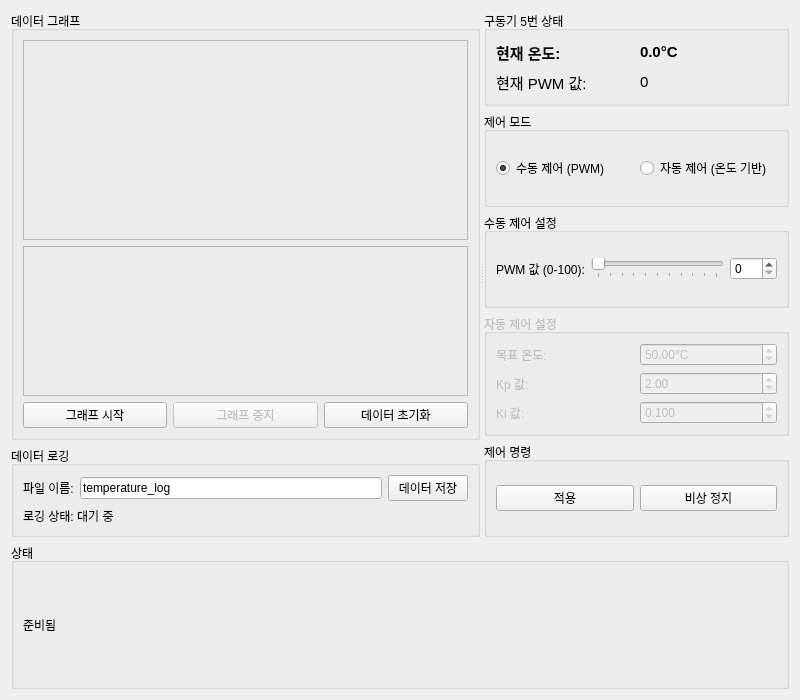
dongsus41/WR_ws, file src/wearable_robot_rqt_plugins/resource/actuator_control.ui: the form before one commit.
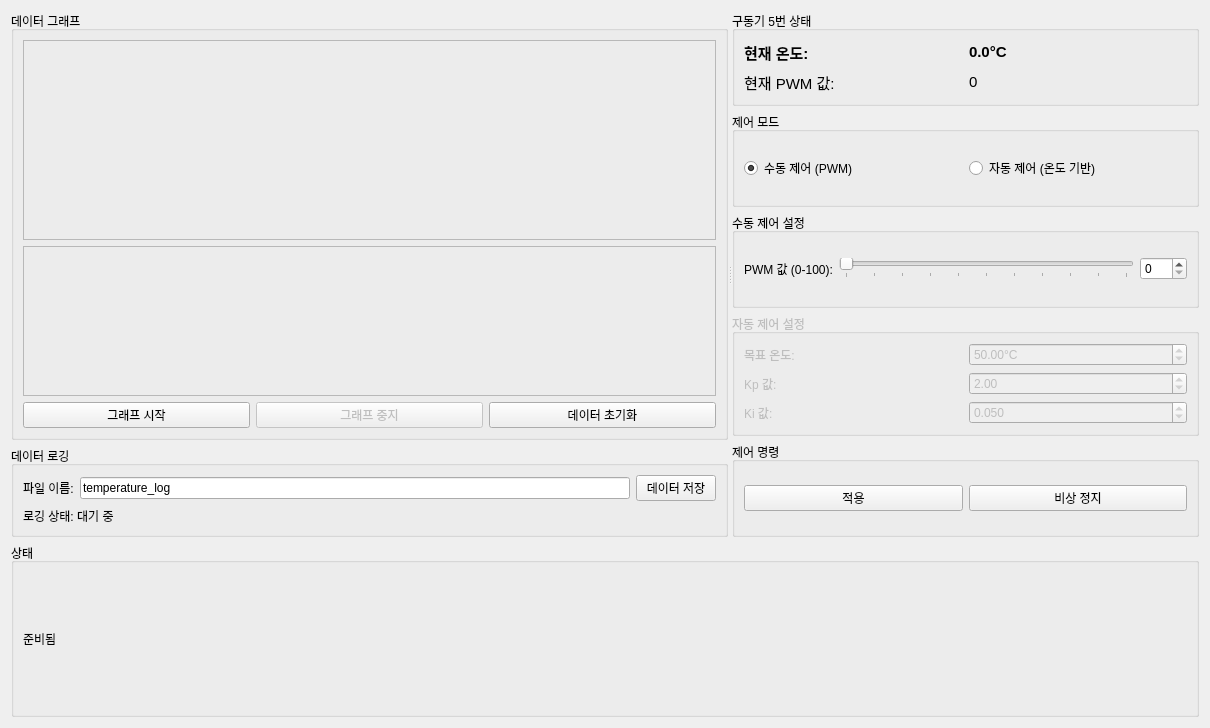
The form after the commit.

Patch:
```diff
--- a/src/wearable_robot_rqt_plugins/resource/actuator_control.ui
+++ b/src/wearable_robot_rqt_plugins/resource/actuator_control.ui
@@ -6,8 +6,8 @@
    <rect>
     <x>0</x>
     <y>0</y>
-    <width>800</width>
-    <height>700</height>
+    <width>1210</width>
+    <height>728</height>
    </rect>
   </property>
   <property name="windowTitle">
@@ -305,7 +305,7 @@
              <number>2</number>
             </property>
             <property name="minimum">
-             <double>0.100000000000000</double>
+             <double>0.000000000000000</double>
             </property>
             <property name="maximum">
              <double>10.000000000000000</double>
@@ -331,7 +331,7 @@
              <number>3</number>
             </property>
             <property name="minimum">
-             <double>0.001000000000000</double>
+             <double>0.000000000000000</double>
             </property>
             <property name="maximum">
              <double>1.000000000000000</double>
@@ -340,7 +340,7 @@
              <double>0.010000000000000</double>
             </property>
             <property name="value">
-             <double>0.100000000000000</double>
+             <double>0.050000000000000</double>
             </property>
            </widget>
           </item>
```
Left out of the diff: 9 changed lines with no effect on the pictures.
